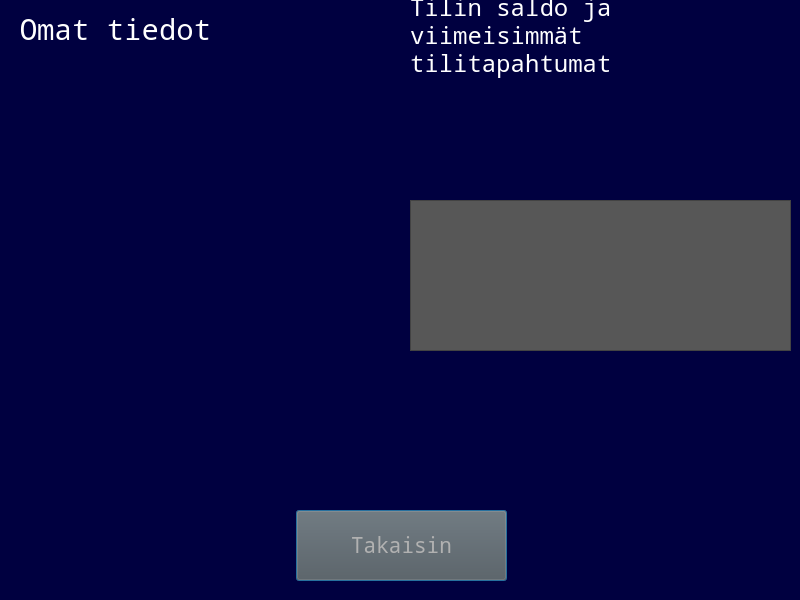
First picture: the form in frontend/tietowindow.ui, repository 22kmo-project/group_6, before the edit.
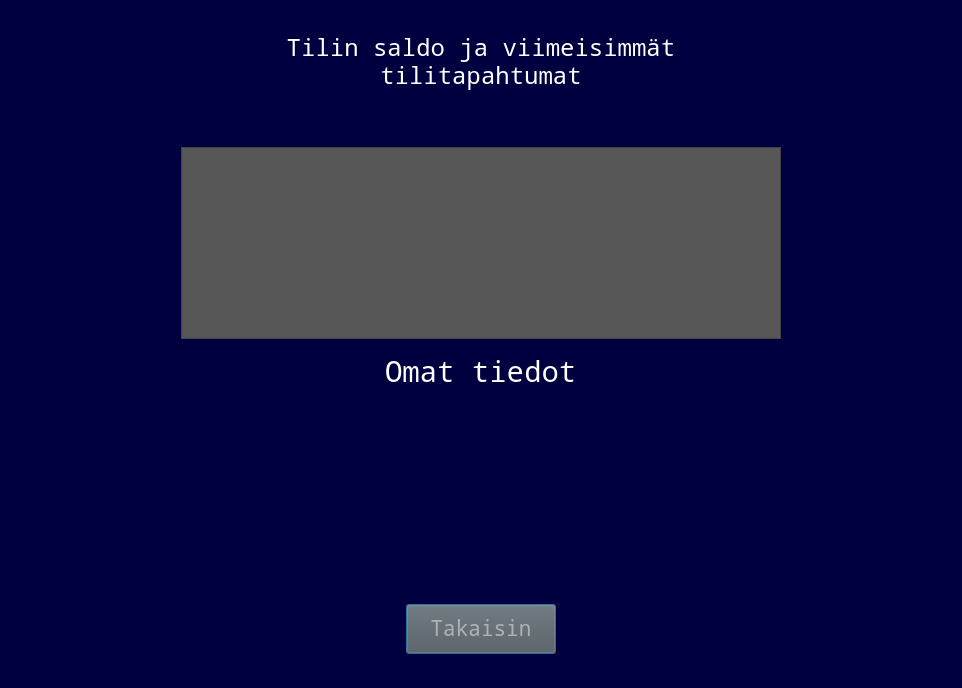
Second picture: the form after the edit.

What changed in the file:
```diff
--- a/frontend/tietowindow.ui
+++ b/frontend/tietowindow.ui
@@ -6,8 +6,8 @@
    <rect>
     <x>0</x>
     <y>0</y>
-    <width>800</width>
-    <height>600</height>
+    <width>962</width>
+    <height>688</height>
    </rect>
   </property>
   <property name="windowTitle">
@@ -16,159 +16,307 @@
   <property name="styleSheet">
    <string notr="true">background-color: rgb(0, 0, 64)</string>
   </property>
-  <widget class="QPushButton" name="btnBack">
-   <property name="geometry">
-    <rect>
-     <x>296</x>
-     <y>510</y>
-     <width>211</width>
-     <height>71</height>
-    </rect>
-   </property>
-   <property name="font">
-    <font>
-     <family>Noto Mono</family>
-     <pointsize>16</pointsize>
-    </font>
-   </property>
-   <property name="styleSheet">
-    <string notr="true">background-color: rgb(87, 87, 87);
-color: rgb(177, 177, 177);</string>
-   </property>
-   <property name="text">
-    <string>Takaisin</string>
-   </property>
-  </widget>
-  <widget class="QLabel" name="label">
-   <property name="geometry">
-    <rect>
-     <x>0</x>
-     <y>10</y>
-     <width>231</width>
-     <height>41</height>
-    </rect>
-   </property>
-   <property name="font">
-    <font>
-     <family>Noto Mono</family>
-     <pointsize>22</pointsize>
-    </font>
-   </property>
-   <property name="styleSheet">
-    <string notr="true">color: rgb(255, 255, 255);</string>
-   </property>
-   <property name="text">
-    <string>Omat tiedot</string>
-   </property>
-   <property name="alignment">
-    <set>Qt::AlignCenter</set>
-   </property>
-  </widget>
-  <widget class="QTextEdit" name="textInfo">
-   <property name="geometry">
-    <rect>
-     <x>10</x>
-     <y>70</y>
-     <width>401</width>
-     <height>271</height>
-    </rect>
-   </property>
-   <property name="font">
-    <font>
-     <family>Noto Mono</family>
-     <pointsize>20</pointsize>
-    </font>
-   </property>
-   <property name="autoFillBackground">
-    <bool>true</bool>
-   </property>
-   <property name="styleSheet">
-    <string notr="true">QTextEdit {
-  background: transparent;
-  border: none;
-color: rgb(255, 255, 255);
+  <layout class="QGridLayout" name="gridLayout">
+   <item row="0" column="1">
+    <spacer name="verticalSpacer">
+     <property name="orientation">
+      <enum>Qt::Vertical</enum>
+     </property>
+     <property name="sizeHint" stdset="0">
+      <size>
+       <width>20</width>
+       <height>40</height>
+      </size>
+     </property>
+    </spacer>
+   </item>
+   <item row="1" column="0">
+    <spacer name="horizontalSpacer">
+     <property name="orientation">
+      <enum>Qt::Horizontal</enum>
+     </property>
+     <property name="sizeType">
+      <enum>QSizePolicy::Preferred</enum>
+     </property>
+     <property name="sizeHint" stdset="0">
+      <size>
+       <width>200</width>
+       <height>20</height>
+      </size>
+     </property>
+    </spacer>
+   </item>
+   <item row="1" column="2">
+    <spacer name="horizontalSpacer_2">
+     <property name="orientation">
+      <enum>Qt::Horizontal</enum>
+     </property>
+     <property name="sizeType">
+      <enum>QSizePolicy::Preferred</enum>
+     </property>
+     <property name="sizeHint" stdset="0">
+      <size>
+       <width>200</width>
+       <height>20</height>
+      </size>
+     </property>
+    </spacer>
+   </item>
+   <item row="2" column="1">
+    <spacer name="verticalSpacer_2">
+     <property name="orientation">
+      <enum>Qt::Vertical</enum>
+     </property>
+     <property name="sizeHint" stdset="0">
+      <size>
+       <width>20</width>
+       <height>40</height>
+      </size>
+     </property>
+    </spacer>
+   </item>
+   <item row="1" column="1">
+    <layout class="QVBoxLayout" name="verticalLayout">
+     <item>
+      <widget class="QLabel" name="label_2">
+       <property name="font">
+        <font>
+         <family>Noto Mono</family>
+         <pointsize>18</pointsize>
+        </font>
+       </property>
+       <property name="styleSheet">
+        <string notr="true">color: rgb(255, 255, 255);</string>
+       </property>
+       <property name="text">
+        <string>Tilin saldo ja viimeisimmät tilitapahtumat</string>
+       </property>
+       <property name="alignment">
+        <set>Qt::AlignCenter</set>
+       </property>
+       <property name="wordWrap">
+        <bool>true</bool>
+       </property>
+      </widget>
+     </item>
+     <item>
+      <spacer name="verticalSpacer_6">
+       <property name="orientation">
+        <enum>Qt::Vertical</enum>
+       </property>
+       <property name="sizeType">
+        <enum>QSizePolicy::Fixed</enum>
+       </property>
+       <property name="sizeHint" stdset="0">
+        <size>
+         <width>20</width>
+         <height>10</height>
+        </size>
+       </property>
+      </spacer>
+     </item>
+     <item>
+      <widget class="QLabel" name="textTilit">
+       <property name="font">
+        <font>
+         <family>Noto Mono</family>
+         <pointsize>16</pointsize>
+        </font>
+       </property>
+       <property name="styleSheet">
+        <string notr="true">color: rgb(255, 255, 255);</string>
+       </property>
+       <property name="text">
+        <string/>
+       </property>
+       <property name="alignment">
+        <set>Qt::AlignCenter</set>
+       </property>
+      </widget>
+     </item>
+     <item>
+      <spacer name="verticalSpacer_5">
+       <property name="orientation">
+        <enum>Qt::Vertical</enum>
+       </property>
+       <property name="sizeType">
+        <enum>QSizePolicy::Fixed</enum>
+       </property>
+       <property name="sizeHint" stdset="0">
+        <size>
+         <width>20</width>
+         <height>10</height>
+        </size>
+       </property>
+      </spacer>
+     </item>
+     <item alignment="Qt::AlignHCenter">
+      <widget class="QTableWidget" name="tableTapahtumat">
+       <property name="sizePolicy">
+        <sizepolicy hsizetype="Expanding" vsizetype="Expanding">
+         <horstretch>0</horstretch>
+         <verstretch>0</verstretch>
+        </sizepolicy>
+       </property>
+       <property name="minimumSize">
+        <size>
+         <width>600</width>
+         <height>0</height>
+        </size>
+       </property>
+       <property name="maximumSize">
+        <size>
+         <width>1000</width>
+         <height>16777215</height>
+        </size>
+       </property>
+       <property name="font">
+        <font>
+         <family>Noto Mono</family>
+         <pointsize>13</pointsize>
+        </font>
+       </property>
+       <property name="styleSheet">
+        <string notr="true">QHeaderView::section {   
+    color: rgb(177, 177, 177);
+    background-color:  rgb(107, 107, 107);
+    border-width: 0px 0px 2px 0px;
+    border-color: black;
+}
+QTableWidget{
+  background-color: rgb(87, 87, 87);
+  color: rgb(177, 177, 177);
 }</string>
-   </property>
-   <property name="readOnly">
-    <bool>true</bool>
-   </property>
-  </widget>
-  <widget class="QTextEdit" name="textTilit">
-   <property name="geometry">
-    <rect>
-     <x>410</x>
-     <y>90</y>
-     <width>391</width>
-     <height>101</height>
-    </rect>
-   </property>
-   <property name="font">
-    <font>
-     <pointsize>20</pointsize>
-    </font>
-   </property>
-   <property name="styleSheet">
-    <string notr="true">QTextEdit {
+       </property>
+       <property name="sortingEnabled">
+        <bool>false</bool>
+       </property>
+       <attribute name="horizontalHeaderShowSortIndicator" stdset="0">
+        <bool>false</bool>
+       </attribute>
+       <attribute name="verticalHeaderVisible">
+        <bool>false</bool>
+       </attribute>
+      </widget>
+     </item>
+     <item>
+      <spacer name="verticalSpacer_4">
+       <property name="orientation">
+        <enum>Qt::Vertical</enum>
+       </property>
+       <property name="sizeType">
+        <enum>QSizePolicy::Fixed</enum>
+       </property>
+       <property name="sizeHint" stdset="0">
+        <size>
+         <width>20</width>
+         <height>10</height>
+        </size>
+       </property>
+      </spacer>
+     </item>
+     <item alignment="Qt::AlignHCenter">
+      <widget class="QLabel" name="label">
+       <property name="font">
+        <font>
+         <family>Noto Mono</family>
+         <pointsize>22</pointsize>
+        </font>
+       </property>
+       <property name="styleSheet">
+        <string notr="true">color: rgb(255, 255, 255);</string>
+       </property>
+       <property name="text">
+        <string>Omat tiedot</string>
+       </property>
+       <property name="alignment">
+        <set>Qt::AlignLeading|Qt::AlignLeft|Qt::AlignVCenter</set>
+       </property>
+      </widget>
+     </item>
+     <item>
+      <spacer name="verticalSpacer_3">
+       <property name="orientation">
+        <enum>Qt::Vertical</enum>
+       </property>
+       <property name="sizeType">
+        <enum>QSizePolicy::Fixed</enum>
+       </property>
+       <property name="sizeHint" stdset="0">
+        <size>
+         <width>20</width>
+         <height>10</height>
+        </size>
+       </property>
+      </spacer>
+     </item>
+     <item alignment="Qt::AlignHCenter">
+      <widget class="QTextEdit" name="textInfo">
+       <property name="sizePolicy">
+        <sizepolicy hsizetype="Fixed" vsizetype="Fixed">
+         <horstretch>0</horstretch>
+         <verstretch>0</verstretch>
+        </sizepolicy>
+       </property>
+       <property name="minimumSize">
+        <size>
+         <width>600</width>
+         <height>0</height>
+        </size>
+       </property>
+       <property name="font">
+        <font>
+         <family>Noto Mono</family>
+         <pointsize>14</pointsize>
+        </font>
+       </property>
+       <property name="autoFillBackground">
+        <bool>true</bool>
+       </property>
+       <property name="styleSheet">
+        <string notr="true">QTextEdit {
   background: transparent;
   border: none;
 color: rgb(255, 255, 255);
 }</string>
-   </property>
-   <property name="readOnly">
-    <bool>true</bool>
-   </property>
-  </widget>
-  <widget class="QLabel" name="label_2">
-   <property name="geometry">
-    <rect>
-     <x>410</x>
-     <y>-10</y>
-     <width>381</width>
-     <height>91</height>
-    </rect>
-   </property>
-   <property name="font">
-    <font>
-     <family>Noto Mono</family>
-     <pointsize>18</pointsize>
-    </font>
-   </property>
-   <property name="styleSheet">
-    <string notr="true">color: rgb(255, 255, 255);</string>
-   </property>
-   <property name="text">
-    <string>Tilin saldo ja viimeisimmät tilitapahtumat</string>
-   </property>
-   <property name="wordWrap">
-    <bool>true</bool>
-   </property>
-  </widget>
-  <widget class="QTableWidget" name="tableTapahtumat">
-   <property name="geometry">
-    <rect>
-     <x>410</x>
-     <y>200</y>
-     <width>381</width>
-     <height>151</height>
-    </rect>
-   </property>
-   <property name="font">
-    <font>
-     <family>Noto Mono</family>
-     <pointsize>13</pointsize>
-    </font>
-   </property>
-   <property name="styleSheet">
-    <string notr="true">background-color: rgb(87, 87, 87);
+       </property>
+       <property name="readOnly">
+        <bool>true</bool>
+       </property>
+      </widget>
+     </item>
+     <item alignment="Qt::AlignHCenter">
+      <widget class="QPushButton" name="btnBack">
+       <property name="sizePolicy">
+        <sizepolicy hsizetype="Fixed" vsizetype="Fixed">
+         <horstretch>0</horstretch>
+         <verstretch>0</verstretch>
+        </sizepolicy>
+       </property>
+       <property name="minimumSize">
+        <size>
+         <width>150</width>
+         <height>50</height>
+        </size>
+       </property>
+       <property name="font">
+        <font>
+         <family>Noto Mono</family>
+         <pointsize>16</pointsize>
+        </font>
+       </property>
+       <property name="styleSheet">
+        <string notr="true">background-color: rgb(87, 87, 87);
 color: rgb(177, 177, 177);</string>
-   </property>
-   <property name="sortingEnabled">
-    <bool>false</bool>
-   </property>
-   <attribute name="horizontalHeaderShowSortIndicator" stdset="0">
-    <bool>false</bool>
-   </attribute>
-  </widget>
+       </property>
+       <property name="text">
+        <string>Takaisin</string>
+       </property>
+      </widget>
+     </item>
+    </layout>
+   </item>
+  </layout>
  </widget>
  <resources/>
  <connections/>
```
